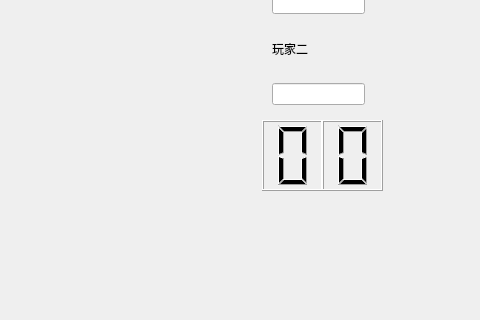
Before: the Qt Designer form judge_if_legal/widget.ui in Liyh04/2205, drawn with Qt 5; both pictures show x 518 to 998 and y 280 to 600 of the 998 by 600 pixel window.
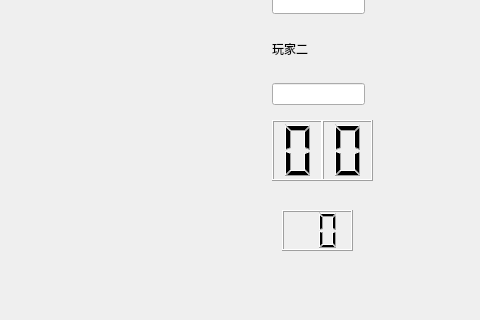
After: the same form once the commit is applied.

```diff
--- a/judge_if_legal/widget.ui
+++ b/judge_if_legal/widget.ui
@@ -137,10 +137,10 @@
   <widget class="QLCDNumber" name="lcd_row">
    <property name="geometry">
     <rect>
-     <x>780</x>
+     <x>790</x>
      <y>400</y>
-     <width>61</width>
-     <height>71</height>
+     <width>51</width>
+     <height>61</height>
     </rect>
    </property>
    <property name="digitCount">
@@ -152,14 +152,27 @@
     <rect>
      <x>840</x>
      <y>400</y>
-     <width>61</width>
-     <height>71</height>
+     <width>51</width>
+     <height>61</height>
     </rect>
    </property>
    <property name="digitCount">
     <number>1</number>
    </property>
   </widget>
+  <widget class="QLCDNumber" name="lcdNumber">
+   <property name="geometry">
+    <rect>
+     <x>800</x>
+     <y>490</y>
+     <width>71</width>
+     <height>41</height>
+    </rect>
+   </property>
+   <property name="digitCount">
+    <number>2</number>
+   </property>
+  </widget>
  </widget>
  <resources/>
  <connections/>
```
